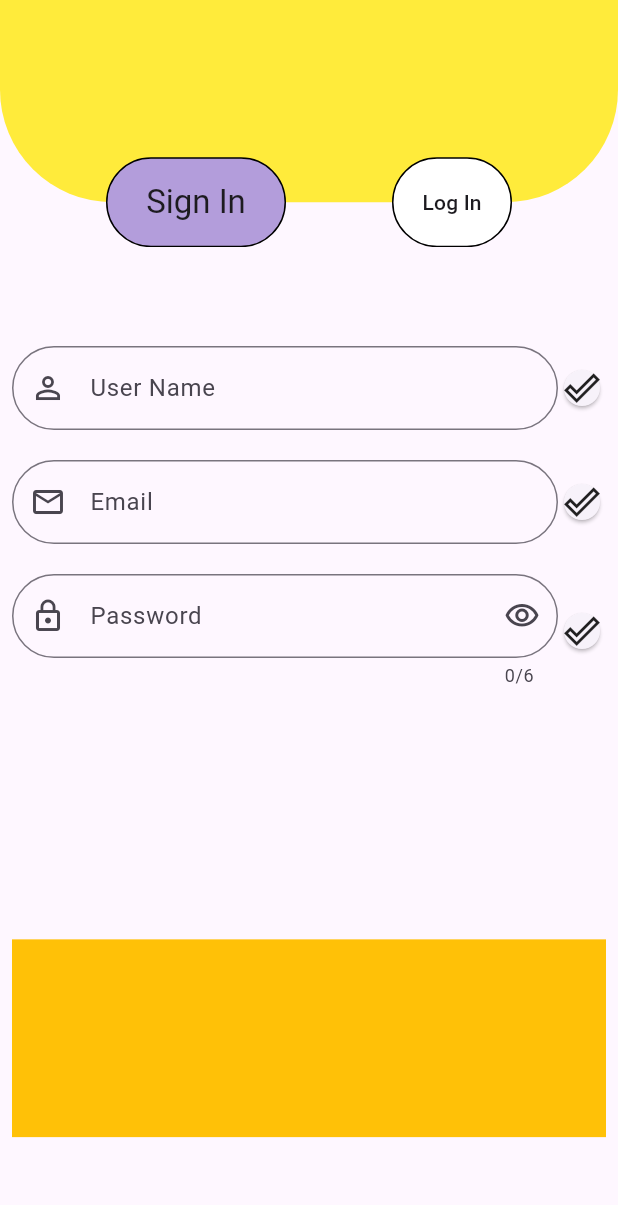
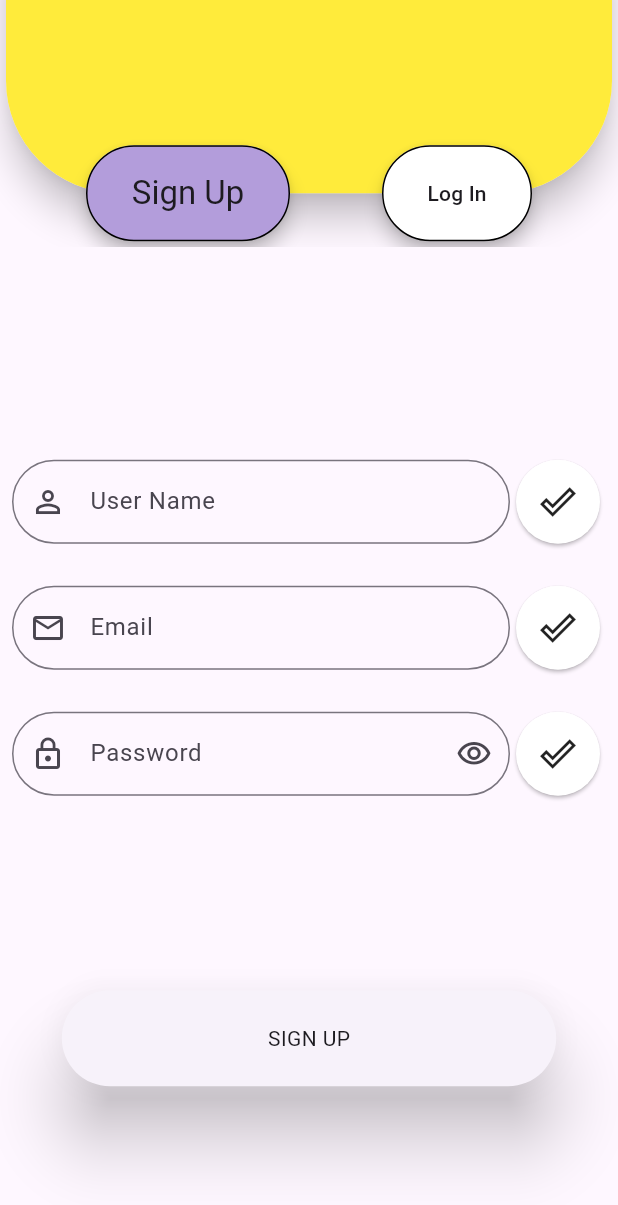
Before and after one commit to cEgemen/weaApp2, a Flutter app: the screen it shows after launch, after a tap on the "keyboard arrow right" icon, on a phone screen of 412 x 824 dp. Shown: the top 1205 px of the screen. Run offline on Flutter 3.47's test engine with Material 3 defaults, Android fonts, the phone set to English and light mode, and no system bars; our stand-ins replace flutter_mobx, mobx, shared_preferences; generated files the repository leaves out were written again.

Commit message:
sign up middle level is done and  app constants added

```diff
--- /dev/null
+++ b/lib/product/constants/app_constants.dart
@@ -0,0 +1,13 @@
+abstract class AppConstants {
+  //sizes
+  static const double lowWidgetSize = 64;
+  static const double middleWidgetSize = 100;
+  static const double highWidgetSize = 136;
+  static const double indicatorPassiveContainerSize = 15;
+  static const double indicatorActiveContainerSize = 30;
+
+  //opacity
+  static const double lowOpacity = .2;
+  static const double middleOpacity = .5;
+  static const double highOpacity = .8;
+}
--- a/lib/product/managments/themeManager/light_theme.dart
+++ b/lib/product/managments/themeManager/light_theme.dart
@@ -1,6 +1,6 @@
 import 'package:flutter/material.dart';
+
 import '../../useful/radius.dart';
-
 import 'i_app_theme.dart';
 
 class LightTheme implements IAppTheme {
--- a/lib/product/pages/entryPage/entry_page_view_model.dart
+++ b/lib/product/pages/entryPage/entry_page_view_model.dart
@@ -1,4 +1,5 @@
 import 'package:flutter/material.dart';
+import '../../constants/app_constants.dart';
 
 import '../../../core/base/base_state.dart';
 import '../../enums/image_enum.dart';
@@ -53,25 +54,23 @@ abstract class EntryPageViewModel extends BaseState<EntryPage> {
     });
   }
 
-  void nextPage()
-  {
+  void nextPage() {
     Navigator.of(context).pushNamed(RouterEnum.signAndLogInPage.name);
   }
-
 }
 
 class EntryPageConstantSized {
   EntryPageConstantSized._();
   static EntryPageConstantSized constantSized = EntryPageConstantSized._();
-  final double circleContainerActiveSizes = 30;
-  final double circleContainerDismisSizes = 20;
-  final double buttonIconSize = 50;
+  final double circleContainerActiveSizes = AppConstants.indicatorActiveContainerSize;
+  final double circleContainerDismisSizes = AppConstants.indicatorPassiveContainerSize;
+  final double buttonIconSize = AppConstants.lowWidgetSize;
 }
 
 class EntryPageConstantColor {
   EntryPageConstantColor._();
   static EntryPageConstantColor constantColor = EntryPageConstantColor._();
-  static const double _passiveColorOpacity = .5;
+  static const double _passiveColorOpacity = AppConstants.middleOpacity;
   // Colorlar theme ya baglanabilir ....
   final Color activeColor = Colors.orange;
   final Color passiveColor = Colors.white.withOpacity(_passiveColorOpacity);
--- a/lib/product/pages/signAndLogInPage/signUpPage/sign_up_view.dart
+++ b/lib/product/pages/signAndLogInPage/signUpPage/sign_up_view.dart
@@ -1,10 +1,19 @@
 import 'package:flutter/material.dart';
+import 'sign_up_view_state.dart';
+import '../../../widgets/buttons/templatesButtons/sign_up_button.dart';
+import '../../../widgets/cards/circle_icon_card_widget.dart';
 import '../../../useful/padding.dart';
 import '../../../widgets/textFields/password_text_field.dart';
 
-class SignUpView extends StatelessWidget {
+class SignUpView extends StatefulWidget {
   const SignUpView({super.key});
 
+  @override
+  State<SignUpView> createState() => _SignUpViewState();
+}
+
+class _SignUpViewState extends State<SignUpView> {
+  final SignUpViewState _state = SignUpViewState();
   @override
   Widget build(BuildContext context) {
     return builder;
@@ -16,13 +25,18 @@ class SignUpView extends StatelessWidget {
           child: Scaffold(
               body: Column(
             children: [
-              const Spacer(
-                flex: 1,
+              const Spacer(flex: 1,),
+              Expanded(flex: 6,child: Form(key:_state.formKey ,child: _formColumn())),
+              Expanded(flex: 2, child: _signUpButtonRow()),
+              const Spacer(flex: 1,)
+                      ],
+          )),
         ),
-              Expanded(
-                  flex: 6,
-                  child: Form(
-                      child: Column(
+      );
+
+  Column _formColumn() {
+    return Column(
+                  mainAxisAlignment: MainAxisAlignment.center,
                   children: [
                     Padding(
                       padding: const AppPadding.normalOnlyBottomPadding() + const AppPadding.largeOnlyBottomPadding(),
@@ -37,28 +51,23 @@ class SignUpView extends StatelessWidget {
                       child: _passwordTextFieldRow(),
                     ),
                   ],
-                  ))),
-              Expanded(
-                  flex: 2,
-                  child: Container(
-                    color: Colors.amber,
-                  )),
-              const Spacer(
-                flex: 1,
-              )
+                );
+  }
+
+  Row _signUpButtonRow() {
+    return Row(
+      mainAxisAlignment: MainAxisAlignment.center,
+      children: [
+        SignUpButton(
+          onPressed: () {},
+        ),
       ],
-          )),
-        ),
     );
+  }
 
   Row _passwordTextFieldRow() {
     return const Row(
-      children: [
-        Expanded(child: PasswordTextField()),
-        Card(
-          child: Icon(Icons.done_outline),
-        )
-      ],
+      children: [Expanded(child: PasswordTextField()), CircleIIconCardWidget(icon: Icons.done_outline_outlined)],
     );
   }
 
@@ -67,14 +76,13 @@ class SignUpView extends StatelessWidget {
       children: [
         Expanded(
           child: TextFormField(
+            validator: (value) {
+
+            },
           autofillHints: const [AutofillHints.email],
-          decoration: const InputDecoration(label: Text("Email"), prefixIcon: Icon(Icons.email_outlined)),
+          decoration: InputDecoration(label: Text(_state.emailTextFieldText), prefixIcon: const Icon(Icons.email_outlined)),
         )),
-        SizedBox(
-          child: Card(
-            child: Icon(Icons.done_outline),
-          ),
-        )
+        const CircleIIconCardWidget(icon: Icons.done_outline_outlined)
       ],
     );
   }
@@ -84,12 +92,13 @@ class SignUpView extends StatelessWidget {
       children: [
         Expanded(
             child: TextFormField(
+            validator: (value) {
+
+            },
           autofillHints: const [AutofillHints.name, AutofillHints.givenName],
-          decoration: const InputDecoration(label: Text("User Name"), prefixIcon: Icon(Icons.person_outline_outlined)),
+          decoration: InputDecoration(label: Text(_state.nameTextFieldText), prefixIcon: const Icon(Icons.person_outline_outlined)),
         )),
-        Card(
-          child: Icon(Icons.done_outline),
-        )
+        const CircleIIconCardWidget(icon: Icons.done_outline_outlined)
       ],
     );
   }
--- a/lib/product/pages/signAndLogInPage/signUpPage/sign_up_view_state.dart
+++ b/lib/product/pages/signAndLogInPage/signUpPage/sign_up_view_state.dart
@@ -1,10 +1,13 @@
 
 
+import 'package:flutter/cupertino.dart';
 import 'package:mobx/mobx.dart';
 part 'sign_up_view_state.g.dart';
 
 class SignUpViewState = _SignUpViewStateBase with _$SignUpViewState;
 
 abstract class _SignUpViewStateBase with Store {
-
+      final String nameTextFieldText = "User Name";
+      final String emailTextFieldText= "Email";
+      final GlobalKey<FormState> formKey = GlobalKey<FormState>();
 }
--- a/lib/product/pages/signAndLogInPage/sign_or_log_in_view.dart
+++ b/lib/product/pages/signAndLogInPage/sign_or_log_in_view.dart
@@ -14,7 +14,7 @@ class SignOrLogInView extends StatefulWidget {
 }
 
 class _SignOrLogInViewState extends BaseState<SignOrLogInView> {
-  final SignOrLogInViewState _state =SignOrLogInViewState();
+  final SignOrLogInViewState _state = SignOrLogInViewState();
   @override
   Widget build(BuildContext context) {
     return builder;
@@ -56,10 +56,15 @@ class _SignOrLogInViewState extends BaseState<SignOrLogInView> {
       right: 0,
       left: 0,
       top: -(_state.animatedContainerPassiveHeight / 2),
-      child: Container(
-        decoration: BoxDecoration(
-            color: Colors.yellow,
+      child: Card(
+        elevation: 10,
+        shape: RoundedRectangleBorder(
             borderRadius: BorderRadius.only(bottomLeft: AppRadius.mediumCircleRadius(), bottomRight: AppRadius.mediumCircleRadius())),
+        child: Container(
+          decoration: BoxDecoration(
+              color: Colors.yellow,
+              borderRadius: BorderRadius.only(bottomLeft: AppRadius.mediumCircleRadius(), bottomRight: AppRadius.mediumCircleRadius())),
+        ),
       ),
     );
   }
--- a/lib/product/pages/signAndLogInPage/sign_or_log_in_view_state.dart
+++ b/lib/product/pages/signAndLogInPage/sign_or_log_in_view_state.dart
@@ -1,24 +1,23 @@
-
-
 import 'package:flutter/material.dart';
 import 'package:mobx/mobx.dart';
+import '../../constants/app_constants.dart';
 import '../../../core/extensions/context_extension.dart';
 import 'logInPage/log_in_view.dart';
 import 'signUpPage/sign_up_view.dart';
 part 'sign_or_log_in_view_state.g.dart';
 
-   class SignOrLogInViewState = _SignOrLogInViewState with _$SignOrLogInViewState;
+class SignOrLogInViewState = _SignOrLogInViewState with _$SignOrLogInViewState;
 
-   abstract class _SignOrLogInViewState with Store {
-  final String animatContainerText1 = "Sign In";
+abstract class _SignOrLogInViewState with Store {
+  final String animatContainerText1 = "Sign Up";
   final String animatContainerText2 = "Log In";
-  final double animatedContainerPassiveHeight = 60;
-  final double _animatedContainerPassiveWidht = 80;
-  final double _animatedContainerActiveWidht = 120;
+  final double animatedContainerPassiveHeight = AppConstants.lowWidgetSize;
+  final double _animatedContainerPassiveWidht = AppConstants.middleWidgetSize;
+  final double _animatedContainerActiveWidht = AppConstants.highWidgetSize;
   final Color _animatedContainerActiveColor = Colors.deepPurple.shade200;
   final Color _animatedContainerPassiveColor = Colors.white;
 
-   @observable
+  @observable
   ActivePageName activePage = ActivePageName.values[0];
 
   @action
@@ -33,7 +32,8 @@ part 'sign_or_log_in_view_state.g.dart';
   Widget activePageReturner() {
     return activePage == ActivePageName.signUp ? const SignUpView() : const LogInView();
   }
-double animatedContainerWidht(ActivePageName page) {
+
+  double animatedContainerWidht(ActivePageName page) {
     return page == activePage ? _animatedContainerActiveWidht : _animatedContainerPassiveWidht;
   }
 
--- /dev/null
+++ b/lib/product/widgets/buttons/atomicButtons/normal_button.dart
@@ -0,0 +1,19 @@
+
+
+
+import 'package:flutter/material.dart';
+
+class NormalButton extends StatelessWidget {
+     const NormalButton({required Widget child,void Function() ? onPressed,ButtonStyle? buttonStyle,super.key}):_child=child,_onPressed=onPressed,_buttonStyle=buttonStyle;
+     final void Function() ? _onPressed;
+     final Widget _child;
+     final ButtonStyle? _buttonStyle;
+     @override
+     Widget build(BuildContext context) {
+       return ElevatedButton(
+        onPressed: _onPressed,
+        style:_buttonStyle,
+        child:_child,
+        );
+     }
+   }
--- /dev/null
+++ b/lib/product/widgets/buttons/templatesButtons/sign_up_button.dart
@@ -0,0 +1,29 @@
+import 'package:flutter/material.dart';
+import '../../../constants/app_constants.dart';
+import '../../../../core/extensions/context_extension.dart';
+import '../../../useful/radius.dart';
+import '../atomicButtons/normal_button.dart';
+
+class SignUpButton extends StatelessWidget {
+  const SignUpButton({required void Function() onPressed, super.key}) : _onPressed = onPressed;
+  final void Function() _onPressed;
+  final double _elevationValue = 20;
+  final String _text = "SIGN UP";
+  @override
+  Widget build(BuildContext context) {
+    return SizedBox(
+      height:AppConstants.lowWidgetSize,
+      width: context.width * .8,
+      child: NormalButton(
+        onPressed: _onPressed,
+        buttonStyle: ElevatedButton.styleFrom(
+            elevation: _elevationValue, shape: RoundedRectangleBorder(borderRadius: BorderRadius.all(AppRadius.mediumCircleRadius()))),
+        child: Center(
+            child: Text(
+          _text,
+          style: context.textTheme.bodyMedium,
+        )),
+      ),
+    );
+  }
+}
--- /dev/null
+++ b/lib/product/widgets/cards/circle_icon_card_widget.dart
@@ -0,0 +1,29 @@
+
+
+
+import 'package:flutter/material.dart';
+import '../../constants/app_constants.dart';
+
+class CircleIIconCardWidget extends StatelessWidget {
+       const CircleIIconCardWidget({required IconData icon,double ? opacity,double ? sizes,Color ? color,super.key}):
+       _icon=icon,_sizes=sizes,_color = color,_opacity = opacity;
+       final IconData _icon;
+       final double ? _sizes;
+       final Color ? _color;
+       final double ? _opacity;
+       @override
+       Widget build(BuildContext context) {
+         return  SizedBox(
+          height: _sizes ?? AppConstants.lowWidgetSize,
+          width: _sizes ?? AppConstants.lowWidgetSize,
+          child: Opacity(
+            opacity: _opacity ?? 1,
+            child: Card(
+              color:_color ?? Colors.white,
+              shape:const CircleBorder(),
+              child: Icon(_icon),
+            ),
+          ),
+        );
+       }
+     }
--- a/lib/product/widgets/cards/image_card_widget.dart
+++ b/lib/product/widgets/cards/image_card_widget.dart
@@ -1,7 +1,9 @@
 import 'package:flutter/material.dart';
+import '../../constants/app_constants.dart';
 
 class ImageCardWidget extends StatelessWidget {
-  const ImageCardWidget({super.key, required String path, double? height = 50, double? widht = 50})
+  const ImageCardWidget({super.key, required String path,
+   double? height = AppConstants.lowWidgetSize, double? widht = AppConstants.lowWidgetSize})
       : _path = path,
         _height = height,
         _widht = widht;
--- a/lib/product/widgets/containers/touchable_and_animated_container.dart
+++ b/lib/product/widgets/containers/touchable_and_animated_container.dart
@@ -1,5 +1,5 @@
 import 'package:flutter/material.dart';
-
+import '../../constants/app_constants.dart';
 import '../../useful/radius.dart';
 
 class AnimatedAndTouchableContainer extends StatelessWidget {
@@ -7,10 +7,10 @@ class AnimatedAndTouchableContainer extends StatelessWidget {
       {super.key, required Widget child, double? width, double? height, Color? color, Duration? duration, required void Function() onTap})
       : _color = color ?? Colors.white,
         _duration = duration,
-        _height = height ?? 50,
+        _height = height ?? AppConstants.lowWidgetSize,
         _child = child,
         _onTap = onTap,
-        _width = width ?? 100;
+        _width = width ?? AppConstants.middleWidgetSize;
   final double _width;
   final double _height;
   final Color _color;
@@ -22,6 +22,9 @@ class AnimatedAndTouchableContainer extends StatelessWidget {
     return InkWell(
         onTap: _onTap,
         borderRadius: BorderRadius.all(AppRadius.lowCircleRadius()),
+        child: Card(
+          elevation: 5,
+          shape: RoundedRectangleBorder(borderRadius: BorderRadius.all(AppRadius.lowCircleRadius())),
           child: AnimatedContainer(
               height: _height,
               width: _width,
@@ -29,6 +32,6 @@ class AnimatedAndTouchableContainer extends StatelessWidget {
                   BoxDecoration(color: _color, border: Border.all(color: Colors.black), borderRadius: BorderRadius.all(AppRadius.lowCircleRadius())),
               duration: _duration ?? const Duration(milliseconds: 500),
               child: _child),
-    );
+        ));
   }
 }
--- a/lib/product/widgets/textFields/password_text_field.dart
+++ b/lib/product/widgets/textFields/password_text_field.dart
@@ -2,36 +2,39 @@ import 'package:flutter/material.dart';
 import 'package:flutter/services.dart';
 
 class PasswordTextField extends StatefulWidget {
-  const PasswordTextField({super.key});
-
+  const PasswordTextField({String? Function(String?)? validator,super.key}):_validator=validator;
+  final String? Function(String?)? _validator;
   @override
   State<PasswordTextField> createState() => _PasswordTextFieldState();
 }
 
 class _PasswordTextFieldState extends State<PasswordTextField> {
-  final String _labelText ="Password";
+  final String _labelText = "Password";
   bool _obsecure = true;
-  final int _maxLenght = 6;
   @override
   Widget build(BuildContext context) {
     return TextFormField(
+      validator: widget._validator,
       obscureText: _obsecure,
-      maxLength: _maxLenght,
       autofillHints: const [AutofillHints.password, AutofillHints.newPassword],
       inputFormatters: [FilteringTextInputFormatter.digitsOnly],
       keyboardType: TextInputType.number,
-      decoration:InputDecoration(label: Text(_labelText), prefixIcon:const Icon(Icons.lock_outline),suffixIcon: InkWell(onTap:() {
+      decoration: InputDecoration(
+          label: Text(_labelText),
+          prefixIcon: const Icon(Icons.lock_outline),
+          suffixIcon: InkWell(
+              onTap: () {
                 _updateState();
-      },child: Icon(_updateIcon()))),
+              },
+              child: Icon(_updateIcon()))),
     );
   }
 
-     IconData _updateIcon()
-     {
+  IconData _updateIcon() {
     return _obsecure != true ? Icons.visibility_off_outlined : Icons.visibility_outlined;
   }
-      void _updateState()
-     {
+
+  void _updateState() {
     setState(() {
       _obsecure = !_obsecure;
     });
```
Lines whose indentation alone changed are shown as unchanged.
